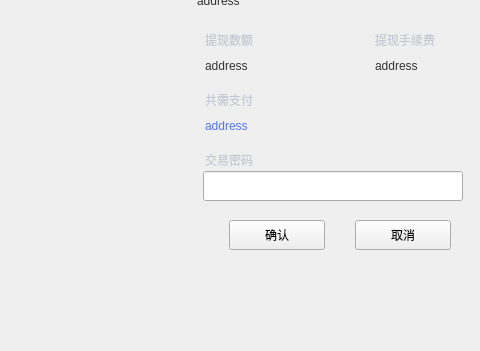
The window that withdrawpage/WithdrawConfirmWidget.ui (HcashOrg/hx-indicator) describes before a commit, drawn with Qt 5; both pictures show x 143 to 623 and y 229 to 580 of the 960 by 580 pixel window.
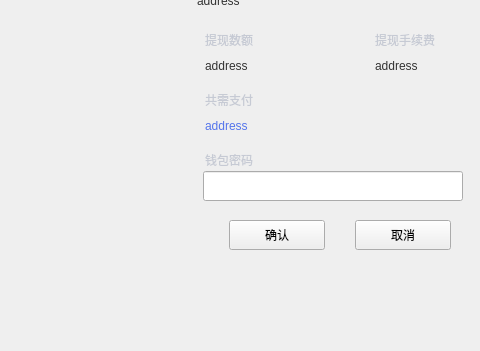
The same window after the commit.

Patch:
```diff
--- a/withdrawpage/WithdrawConfirmWidget.ui
+++ b/withdrawpage/WithdrawConfirmWidget.ui
@@ -144,7 +144,7 @@
 font: 12px &quot;Microsoft YaHei UI Light&quot;;</string>
    </property>
    <property name="text">
-    <string>交易密码</string>
+    <string>钱包密码</string>
    </property>
   </widget>
   <widget class="QLineEdit" name="lineEdit">
```
